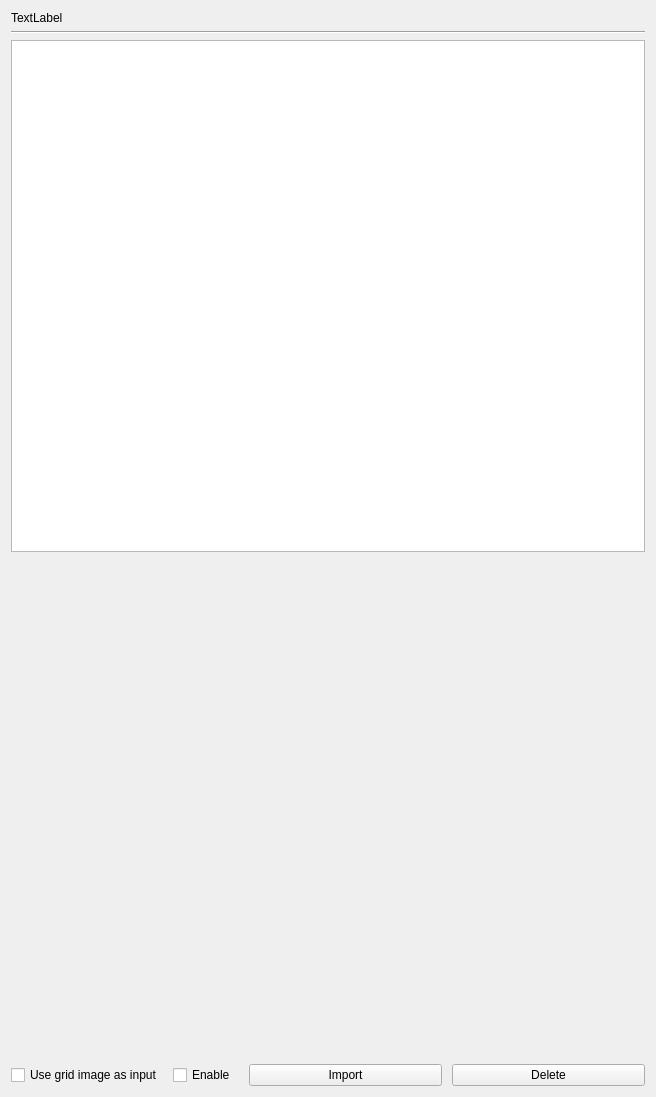
Old version of the form src/airunner/widgets/canvas/templates/input_image.ui in the repository Capsize-Games/airunner.
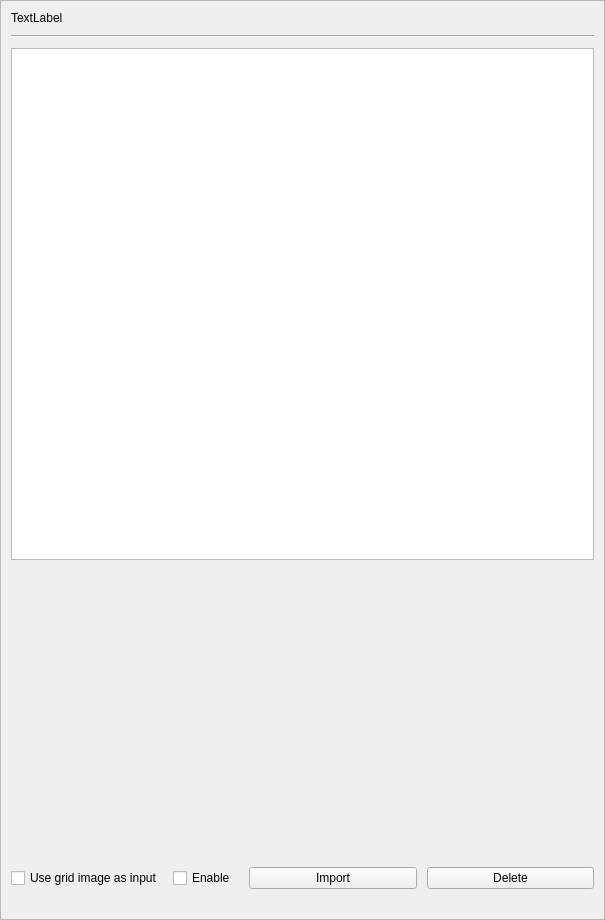
New version of the form. Icons and pictures are not drawn. Custom widgets are drawn as their Qt base class.

Commit message: adds scroll area to input image so that tool tab collapses properly

The edit to the form file:
```diff
--- a/src/airunner/widgets/canvas/templates/input_image.ui
+++ b/src/airunner/widgets/canvas/templates/input_image.ui
@@ -6,8 +6,8 @@
    <rect>
     <x>0</x>
     <y>0</y>
-    <width>656</width>
-    <height>1097</height>
+    <width>605</width>
+    <height>920</height>
    </rect>
   </property>
   <property name="sizePolicy">
@@ -20,10 +20,75 @@
    <string>Form</string>
   </property>
   <layout class="QGridLayout" name="gridLayout">
-   <item row="4" column="0">
-    <widget class="ControlnetSettingsWidget" name="controlnet_settings" native="true"/>
-   </item>
-   <item row="5" column="0">
+   <property name="leftMargin">
+    <number>0</number>
+   </property>
+   <property name="topMargin">
+    <number>0</number>
+   </property>
+   <property name="rightMargin">
+    <number>0</number>
+   </property>
+   <property name="bottomMargin">
+    <number>0</number>
+   </property>
+   <property name="spacing">
+    <number>0</number>
+   </property>
+   <item row="0" column="0">
+    <widget class="QScrollArea" name="scrollArea">
+     <property name="widgetResizable">
+      <bool>true</bool>
+     </property>
+     <widget class="QWidget" name="scrollAreaWidgetContents">
+      <property name="geometry">
+       <rect>
+        <x>0</x>
+        <y>0</y>
+        <width>603</width>
+        <height>918</height>
+       </rect>
+      </property>
+      <layout class="QGridLayout" name="gridLayout_2">
+       <property name="leftMargin">
+        <number>10</number>
+       </property>
+       <property name="topMargin">
+        <number>10</number>
+       </property>
+       <property name="rightMargin">
+        <number>10</number>
+       </property>
+       <property name="bottomMargin">
+        <number>10</number>
+       </property>
+       <property name="horizontalSpacing">
+        <number>0</number>
+       </property>
+       <property name="verticalSpacing">
+        <number>10</number>
+       </property>
+       <item row="1" column="0">
+        <widget class="Line" name="line">
+         <property name="orientation">
+          <enum>Qt::Orientation::Horizontal</enum>
+         </property>
+        </widget>
+       </item>
+       <item row="3" column="0">
+        <spacer name="verticalSpacer">
+         <property name="orientation">
+          <enum>Qt::Orientation::Vertical</enum>
+         </property>
+         <property name="sizeHint" stdset="0">
+          <size>
+           <width>20</width>
+           <height>40</height>
+          </size>
+         </property>
+        </spacer>
+       </item>
+       <item row="6" column="0">
     <widget class="SliderWidget" name="strength_slider_widget" native="true">
      <property name="sizePolicy">
       <sizepolicy hsizetype="Preferred" vsizetype="Minimum">
@@ -73,7 +138,7 @@
      </property>
     </widget>
    </item>
-   <item row="6" column="0">
+       <item row="4" column="0">
     <layout class="QHBoxLayout" name="horizontalLayout">
      <property name="spacing">
       <number>10</number>
@@ -126,13 +191,6 @@
      </item>
     </layout>
    </item>
-   <item row="1" column="0">
-    <widget class="Line" name="line">
-     <property name="orientation">
-      <enum>Qt::Orientation::Horizontal</enum>
-     </property>
-    </widget>
-   </item>
    <item row="0" column="0">
     <widget class="QLabel" name="label">
      <property name="text">
@@ -140,18 +198,12 @@
      </property>
     </widget>
    </item>
-   <item row="3" column="0">
-    <spacer name="verticalSpacer">
-     <property name="orientation">
-      <enum>Qt::Orientation::Vertical</enum>
-     </property>
-     <property name="sizeHint" stdset="0">
-      <size>
-       <width>20</width>
-       <height>40</height>
-      </size>
-     </property>
-    </spacer>
+       <item row="5" column="0">
+        <widget class="ControlnetSettingsWidget" name="controlnet_settings" native="true"/>
+       </item>
+      </layout>
+     </widget>
+    </widget>
    </item>
   </layout>
  </widget>
```
Lines whose indentation alone changed are shown as unchanged. The commit also changes 3 other files.
